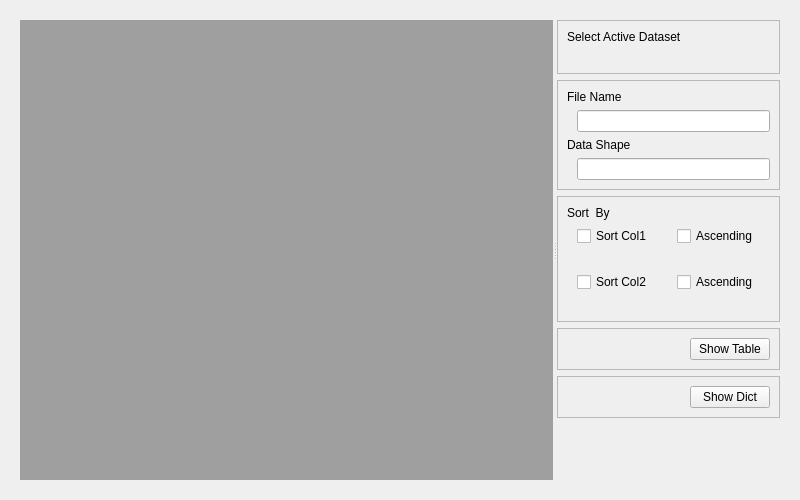
Qt form NiChart/plugins/dsetview/dsetview.ui (gurayerus/NiChart) before a commit.
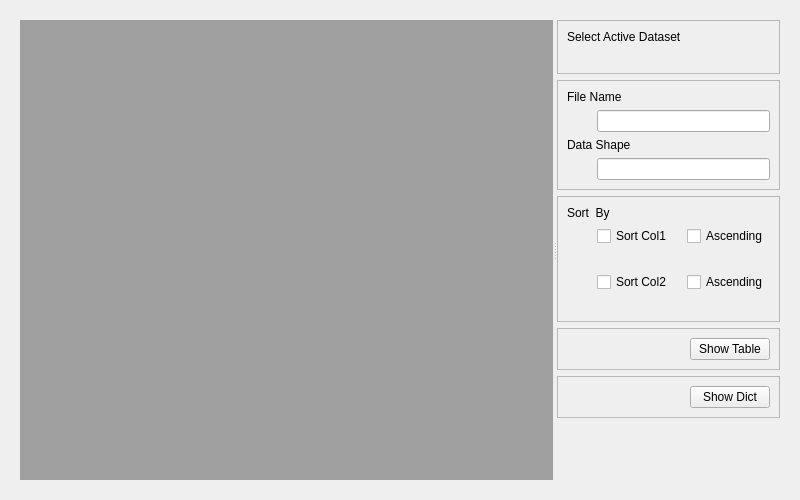
The same form after that commit.

Diff of the .ui file:
```diff
--- a/NiChart/plugins/dsetview/dsetview.ui
+++ b/NiChart/plugins/dsetview/dsetview.ui
@@ -142,7 +142,7 @@
                          
                                     <property  name="sizeHint"  stdset="0">
                                     <size>
-                                        <width>10</width>
+                                        <width>30</width>
                                         <height>20</height>
                                     </size>
                                     </property>
@@ -186,7 +186,7 @@
 
                                     <property  name="sizeHint"  stdset="0">
                                     <size>
-                                        <width>10</width>
+                                        <width>30</width>
                                         <height>20</height>
                                     </size>
                                     </property>
@@ -243,7 +243,7 @@
                                         
                                         <property  name="sizeHint"  stdset="0">
                                         <size>
-                                            <width>10</width>
+                                            <width>30</width>
                                             <height>20</height>
                                         </size>
                                         </property>
@@ -280,7 +280,7 @@
                                         
                                         <property  name="sizeHint"  stdset="0">
                                         <size>
-                                            <width>10</width>
+                                            <width>30</width>
                                             <height>20</height>
                                         </size>
                                         </property>
@@ -310,7 +310,7 @@
                                             
                                             <property  name="sizeHint"  stdset="0">
                                             <size>
-                                                <width>10</width>
+                                                <width>30</width>
                                                 <height>20</height>
                                             </size>
                                             </property>
@@ -347,7 +347,7 @@
                                         
                                         <property  name="sizeHint"  stdset="0">
                                         <size>
-                                            <width>10</width>
+                                            <width>30</width>
                                             <height>20</height>
                                         </size>
                                         </property>
@@ -482,7 +482,7 @@
                         </property>
                         <property  name="sizeHint"  stdset="0">
                             <size>
-                            <width>20</width>
+                            <width>30</width>
                             <height>40</height>
                             </size>
                         </property>
```
Left out of the diff: 2 changed lines with no effect on the pictures.
